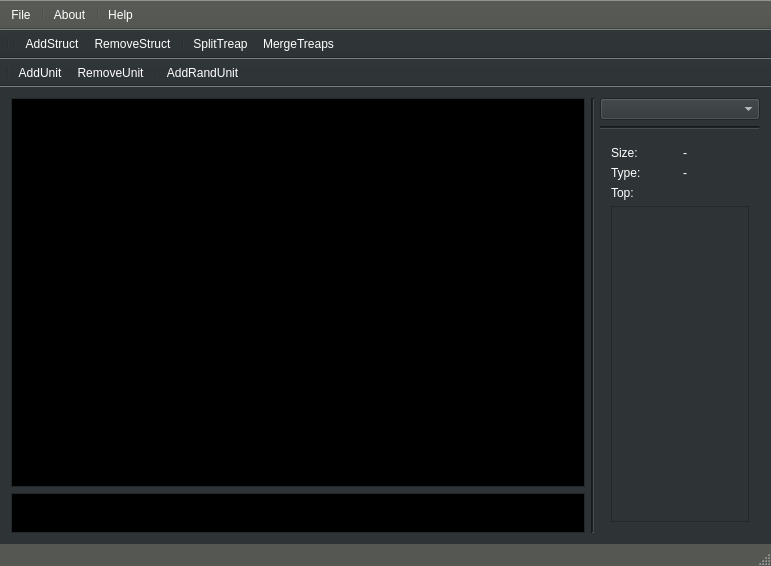
The window that Treaper/mainwindow.ui (DarkFlink/ThunderStruct) describes before a commit, drawn with Qt 5.
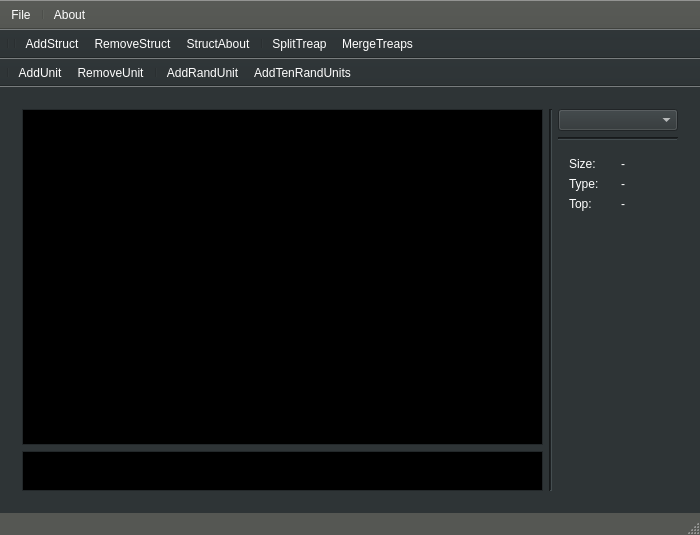
The same window after the commit. Icons and pictures are not drawn.

Commit message: Struct info and AddRandomUnit added

Patch:
```diff
--- a/Treaper/mainwindow.ui
+++ b/Treaper/mainwindow.ui
@@ -6,8 +6,8 @@
    <rect>
     <x>0</x>
     <y>0</y>
-    <width>771</width>
-    <height>566</height>
+    <width>700</width>
+    <height>535</height>
    </rect>
   </property>
   <property name="sizePolicy">
@@ -19,7 +19,7 @@
   <property name="minimumSize">
    <size>
     <width>400</width>
-    <height>300</height>
+    <height>320</height>
    </size>
   </property>
   <property name="palette">
@@ -451,18 +451,6 @@
        </size>
       </property>
       <layout class="QHBoxLayout" name="horizontalLayout_4">
-       <property name="leftMargin">
-        <number>0</number>
-       </property>
-       <property name="topMargin">
-        <number>0</number>
-       </property>
-       <property name="rightMargin">
-        <number>0</number>
-       </property>
-       <property name="bottomMargin">
-        <number>0</number>
-       </property>
        <item>
         <layout class="QVBoxLayout" name="verticalLayout">
          <item>
@@ -580,7 +568,7 @@
            </property>
            <property name="minimumSize">
             <size>
-             <width>0</width>
+             <width>120</width>
              <height>0</height>
             </size>
            </property>
@@ -631,58 +619,35 @@
              </layout>
             </item>
             <item>
-             <widget class="QLabel" name="label_4">
-              <property name="text">
-               <string>Top:</string>
-              </property>
-             </widget>
+             <layout class="QHBoxLayout" name="horizontalLayout_3">
+              <item>
+               <widget class="QLabel" name="label_4">
+                <property name="text">
+                 <string>Top:</string>
+                </property>
+               </widget>
+              </item>
+              <item>
+               <widget class="QLabel" name="TopElDataField_2">
+                <property name="text">
+                 <string>-</string>
+                </property>
+               </widget>
+              </item>
+             </layout>
             </item>
             <item>
-             <widget class="QTextBrowser" name="TopElDataField_2">
-              <property name="maximumSize">
+             <spacer name="verticalSpacer">
+              <property name="orientation">
+               <enum>Qt::Vertical</enum>
+              </property>
+              <property name="sizeHint" stdset="0">
                <size>
-                <width>16777215</width>
-                <height>16777215</height>
+                <width>20</width>
+                <height>40</height>
                </size>
               </property>
-              <property name="palette">
-               <palette>
-                <active>
-                 <colorrole role="Base">
-                  <brush brushstyle="SolidPattern">
-                   <color alpha="255">
-                    <red>46</red>
-                    <green>52</green>
-                    <blue>54</blue>
-                   </color>
-                  </brush>
-                 </colorrole>
-                </active>
-                <inactive>
-                 <colorrole role="Base">
-                  <brush brushstyle="SolidPattern">
-                   <color alpha="255">
-                    <red>46</red>
-                    <green>52</green>
-                    <blue>54</blue>
-                   </color>
-                  </brush>
-                 </colorrole>
-                </inactive>
-                <disabled>
-                 <colorrole role="Base">
-                  <brush brushstyle="SolidPattern">
-                   <color alpha="255">
-                    <red>46</red>
-                    <green>52</green>
-                    <blue>54</blue>
-                   </color>
-                  </brush>
-                 </colorrole>
-                </disabled>
-               </palette>
-              </property>
-             </widget>
+             </spacer>
             </item>
            </layout>
           </widget>
@@ -1143,8 +1108,6 @@
    <addaction name="actionFile"/>
    <addaction name="separator"/>
    <addaction name="actionAbout"/>
-   <addaction name="separator"/>
-   <addaction name="actionHelp"/>
   </widget>
   <widget class="QToolBar" name="toolBar_2">
    <property name="sizePolicy">
@@ -1174,7 +1137,7 @@
    <property name="iconSize">
     <size>
      <width>32</width>
-     <height>30</height>
+     <height>32</height>
     </size>
    </property>
    <attribute name="toolBarArea">
@@ -1187,6 +1150,7 @@
    <addaction name="separator"/>
    <addaction name="actionAddStruct"/>
    <addaction name="actionRemoveStruct"/>
+   <addaction name="actionStructAbout"/>
    <addaction name="separator"/>
    <addaction name="actionSplitTreap"/>
    <addaction name="actionMergeTreaps"/>
@@ -1632,8 +1596,8 @@
    </property>
    <property name="iconSize">
     <size>
-     <width>24</width>
-     <height>24</height>
+     <width>26</width>
+     <height>26</height>
     </size>
    </property>
    <property name="floatable">
@@ -1650,6 +1614,7 @@
    <addaction name="actionRemoveUnit"/>
    <addaction name="separator"/>
    <addaction name="actionAddRandUnit"/>
+   <addaction name="actionAddTenRandUnits"/>
   </widget>
   <action name="actionFile">
    <property name="checkable">
@@ -1721,11 +1686,6 @@
     <string>AddStruct</string>
    </property>
   </action>
-  <action name="actionHelp">
-   <property name="text">
-    <string>Help</string>
-   </property>
-  </action>
   <action name="actionRemoveStruct">
    <property name="enabled">
     <bool>true</bool>
@@ -1775,6 +1735,31 @@
     <string>AddRandUnit</string>
    </property>
   </action>
+  <action name="actionExit">
+   <property name="text">
+    <string>Exit</string>
+   </property>
+  </action>
+  <action name="actionAddTenRandUnits">
+   <property name="icon">
+    <iconset resource="interfaceicons.qrc">
+     <normaloff>:/Assets/Interface/Icons/Assets/Interface/Icons/addten_rand.png</normaloff>
+     <disabledoff>:/Assets/Interface/Icons/Assets/Interface/Icons/addten_rand_dis.png</disabledoff>:/Assets/Interface/Icons/Assets/Interface/Icons/addten_rand.png</iconset>
+   </property>
+   <property name="text">
+    <string>AddTenRandUnits</string>
+   </property>
+  </action>
+  <action name="actionStructAbout">
+   <property name="icon">
+    <iconset resource="interfaceicons.qrc">
+     <normaloff>:/Assets/Interface/Icons/Assets/Interface/Icons/info.png</normaloff>
+     <disabledoff>:/Assets/Interface/Icons/Assets/Interface/Icons/info_dis.png</disabledoff>:/Assets/Interface/Icons/Assets/Interface/Icons/info.png</iconset>
+   </property>
+   <property name="text">
+    <string>StructAbout</string>
+   </property>
+  </action>
  </widget>
  <layoutdefault spacing="6" margin="11"/>
  <resources>
```
Left out of the diff: 6 changed lines with no effect on the pictures. The commit also changes 19 other files.
